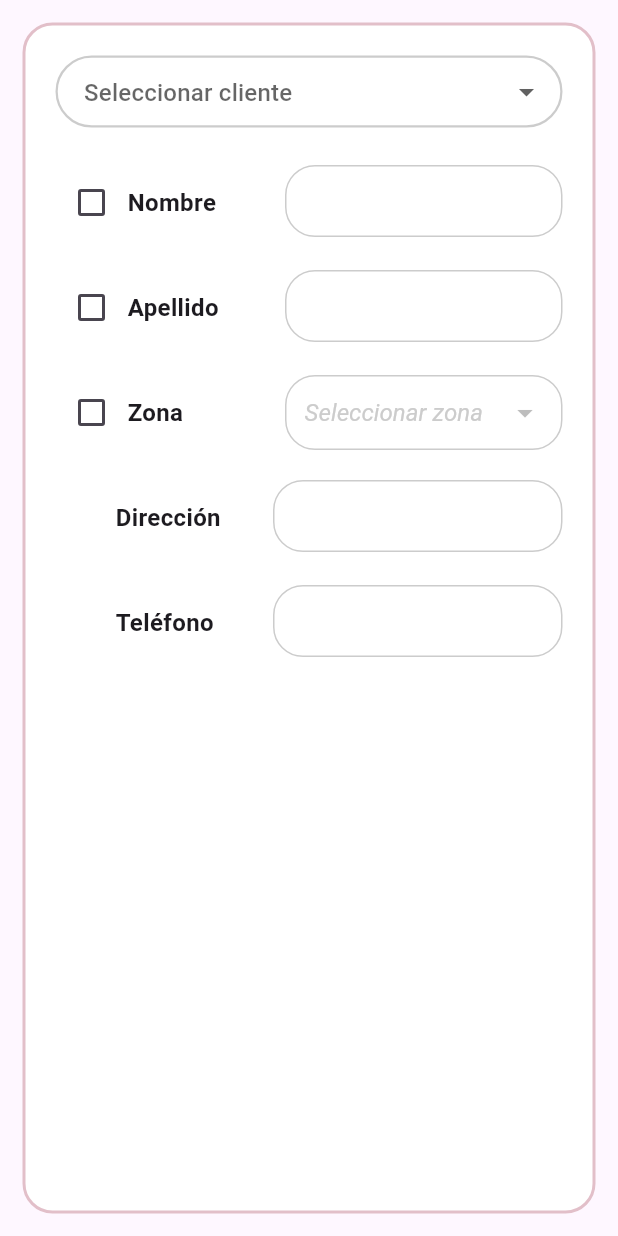
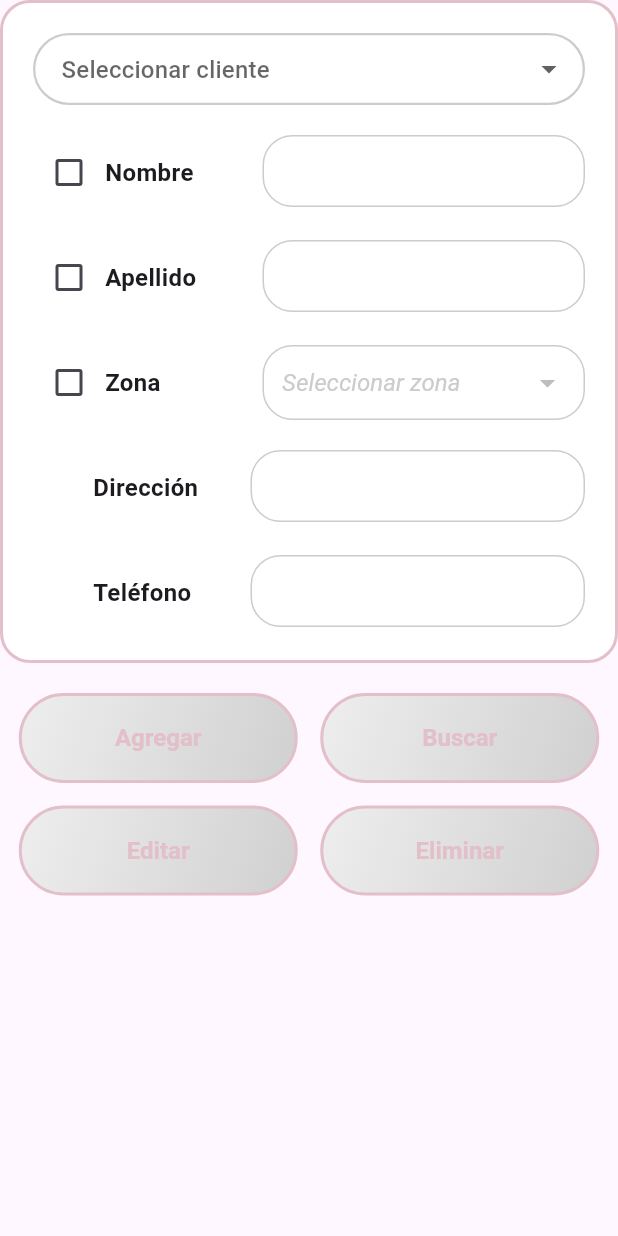
Before and after one commit to jnahuel-developer/valen_market_admin, a Flutter app: the CustomWebClienteSection widget shown alone on an empty page, opened directly, on a phone screen of 412 x 824 dp. Run offline on Flutter 3.47's test engine with Material 3 defaults, Android fonts, the phone set to English and light mode, and no system bars; our stand-ins replace cloud_firestore, firebase_auth, firebase_core, flutter_secure_storage, flutter_svg, google_sign_in and 3 more; missing offline and left inert: dart:js_interop, googleapis; accounts and stored records are empty.

Commit message:
mod0011 - Se agregan los botones de acciones para controlar las fichas. Resta darle la funcionalidad

```diff
--- a/lib/web_flow/widgets/custom_web_ficha_cliente_section.dart
+++ b/lib/web_flow/widgets/custom_web_ficha_cliente_section.dart
@@ -3,6 +3,7 @@ import 'package:valen_market_admin/Web_flow/widgets/custom_web_campo_con_checkbo
 import 'package:valen_market_admin/Web_flow/widgets/custom_web_campo_con_checkbox_textfield.dart';
 import 'package:valen_market_admin/Web_flow/widgets/custom_web_campo_sin_checkbox_textfield.dart';
 import 'package:valen_market_admin/Web_flow/widgets/custom_web_dropdown_clientes.dart';
+import 'package:valen_market_admin/Web_flow/widgets/custom_web_gradient_button.dart';
 import 'package:valen_market_admin/constants/app_colors.dart';
 import 'package:valen_market_admin/constants/clientes_mock.dart';
 import 'package:valen_market_admin/constants/zonas_disponibles.dart';
@@ -16,11 +17,7 @@ class CustomWebClienteSection extends StatefulWidget {
 }
 
 class _CustomWebClienteSectionState extends State<CustomWebClienteSection> {
-  List<Map<String, dynamic>> _clientesCompleto = clientesMock;
-  List<Map<String, dynamic>> _clientesFiltrados = [];
-
-  String? _clienteSeleccionadoNombreCompleto;
-  String? _uidClienteSeleccionado;
+  String? _clienteSeleccionado;
   String? _zonaSeleccionada;
 
   final TextEditingController _nombreController = TextEditingController();
@@ -33,83 +30,10 @@ class _CustomWebClienteSectionState extends State<CustomWebClienteSection> {
   bool _zonaEditable = false;
 
   @override
-  void initState() {
-    super.initState();
-    _clientesFiltrados = List.from(_clientesCompleto);
-  }
-
-  void _filtrarClientes() {
-    List<Map<String, dynamic>> resultado = List.from(_clientesCompleto);
-
-    if (_nombreEditable && _nombreController.text.trim().isNotEmpty) {
-      resultado = resultado
-          .where((c) => c['nombre'] == _nombreController.text.trim())
-          .toList();
-    }
-
-    if (_apellidoEditable && _apellidoController.text.trim().isNotEmpty) {
-      resultado = resultado
-          .where((c) => c['apellido'] == _apellidoController.text.trim())
-          .toList();
-    }
-
-    if (_zonaEditable && _zonaSeleccionada != null) {
-      resultado =
-          resultado.where((c) => c['zona'] == _zonaSeleccionada).toList();
-    }
-
-    setState(() {
-      _clientesFiltrados = resultado;
-      if (!_clientesFiltrados.any((c) =>
-          '${c['nombre']} ${c['apellido']}' ==
-          _clienteSeleccionadoNombreCompleto)) {
-        _clienteSeleccionadoNombreCompleto = null;
-        _uidClienteSeleccionado = null;
-        _limpiarCampos();
-      }
-    });
-  }
-
-  void _limpiarCampos() {
-    if (!_nombreEditable) {
-      _nombreController.clear();
-    }
-    if (!_apellidoEditable) {
-      _apellidoController.clear();
-    }
-    if (!_zonaEditable) {
-      _zonaSeleccionada = null;
-    }
-
-    // Siempre limpiar dirección y teléfono
-    _direccionController.clear();
-    _telefonoController.clear();
-  }
-
-  void _onSeleccionCliente(String? nombreCompleto) {
-    setState(() {
-      _clienteSeleccionadoNombreCompleto = nombreCompleto;
-
-      final cliente = _clientesCompleto.firstWhere(
-        (c) => '${c['nombre']} ${c['apellido']}' == nombreCompleto,
-        orElse: () => {},
-      );
-
-      if (cliente.isNotEmpty) {
-        _uidClienteSeleccionado = cliente['uid'];
-        _nombreController.text = cliente['nombre'] ?? '';
-        _apellidoController.text = cliente['apellido'] ?? '';
-        _zonaSeleccionada = cliente['zona'];
-        _direccionController.text = cliente['direccion'] ?? '';
-        _telefonoController.text = cliente['telefono'] ?? '';
-      }
-    });
-  }
-
-  @override
   Widget build(BuildContext context) {
-    return Container(
-      margin: const EdgeInsets.all(15),
+    return Column(
+      children: [
+        Container(
           padding: const EdgeInsets.all(20),
           decoration: BoxDecoration(
             color: WebColors.blanco,
@@ -120,24 +44,34 @@ class _CustomWebClienteSectionState extends State<CustomWebClienteSection> {
             crossAxisAlignment: CrossAxisAlignment.start,
             children: [
               CustomWebDropdownClientes(
-            clientes: _clientesFiltrados.isNotEmpty
-                ? _clientesFiltrados
+                clientes: clientesMock
                     .map((c) => '${c['nombre']} ${c['apellido']}')
-                    .toList()
-                : ['No hay datos'],
-            clienteSeleccionado: _clienteSeleccionadoNombreCompleto,
-            onChanged: _onSeleccionCliente,
+                    .toList(),
+                clienteSeleccionado: _clienteSeleccionado,
+                onChanged: (value) {
+                  setState(() {
+                    _clienteSeleccionado = value;
+                    final cliente = clientesMock.firstWhere(
+                      (c) => '${c['nombre']} ${c['apellido']}' == value,
+                      orElse: () => {},
+                    );
+
+                    _nombreController.text = cliente['nombre'] ?? '';
+                    _apellidoController.text = cliente['apellido'] ?? '';
+                    _zonaSeleccionada = cliente['zona'];
+                    _direccionController.text = cliente['direccion'] ?? '';
+                    _telefonoController.text = cliente['telefono'] ?? '';
+                  });
+                },
               ),
-          const SizedBox(height: 25),
+              const SizedBox(height: 20),
               CustomWebCampoConCheckboxTextField(
                 label: 'Nombre',
                 controller: _nombreController,
                 isEditable: _nombreEditable,
                 onCheckboxChanged: (value) {
                   setState(() => _nombreEditable = value);
-              _filtrarClientes();
                 },
-            onTextChanged: (_) => _filtrarClientes(),
               ),
               const SizedBox(height: 20),
               CustomWebCampoConCheckboxTextField(
@@ -146,9 +80,7 @@ class _CustomWebClienteSectionState extends State<CustomWebClienteSection> {
                 isEditable: _apellidoEditable,
                 onCheckboxChanged: (value) {
                   setState(() => _apellidoEditable = value);
-              _filtrarClientes();
                 },
-            onTextChanged: (_) => _filtrarClientes(),
               ),
               const SizedBox(height: 20),
               CustomWebCampoConCheckboxDropdown(
@@ -158,13 +90,9 @@ class _CustomWebClienteSectionState extends State<CustomWebClienteSection> {
                 isEditable: _zonaEditable,
                 onCheckboxChanged: (value) {
                   setState(() => _zonaEditable = value);
-              _filtrarClientes();
                 },
                 onChanged: (value) {
-              setState(() {
-                _zonaSeleccionada = value;
-              });
-              _filtrarClientes();
+                  setState(() => _zonaSeleccionada = value);
                 },
               ),
               const SizedBox(height: 20),
@@ -179,6 +107,43 @@ class _CustomWebClienteSectionState extends State<CustomWebClienteSection> {
               ),
             ],
           ),
+        ),
+        const SizedBox(height: 20),
+
+        // Contenedor para los botones en formato grilla 2x2
+        LayoutBuilder(
+          builder: (context, constraints) {
+            final double buttonWidth = (constraints.maxWidth / 2) - 20;
+
+            return Wrap(
+              spacing: 15,
+              runSpacing: 15,
+              children: [
+                CustomGradientButton(
+                  text: 'Agregar',
+                  width: buttonWidth,
+                  onPressed: () {},
+                ),
+                CustomGradientButton(
+                  text: 'Buscar',
+                  width: buttonWidth,
+                  onPressed: () {},
+                ),
+                CustomGradientButton(
+                  text: 'Editar',
+                  width: buttonWidth,
+                  onPressed: () {},
+                ),
+                CustomGradientButton(
+                  text: 'Eliminar',
+                  width: buttonWidth,
+                  onPressed: () {},
+                ),
+              ],
+            );
+          },
+        ),
+      ],
     );
   }
 }
```
Also changed, not shown: 1 other file. Lines whose indentation alone changed are shown as unchanged.
